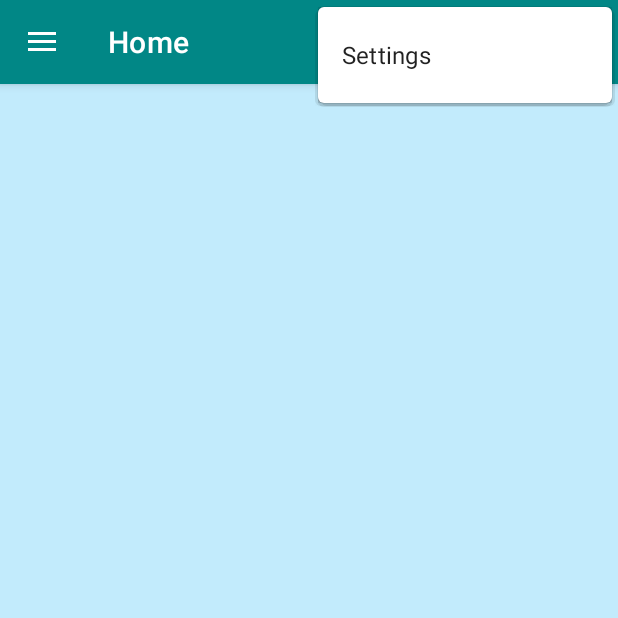
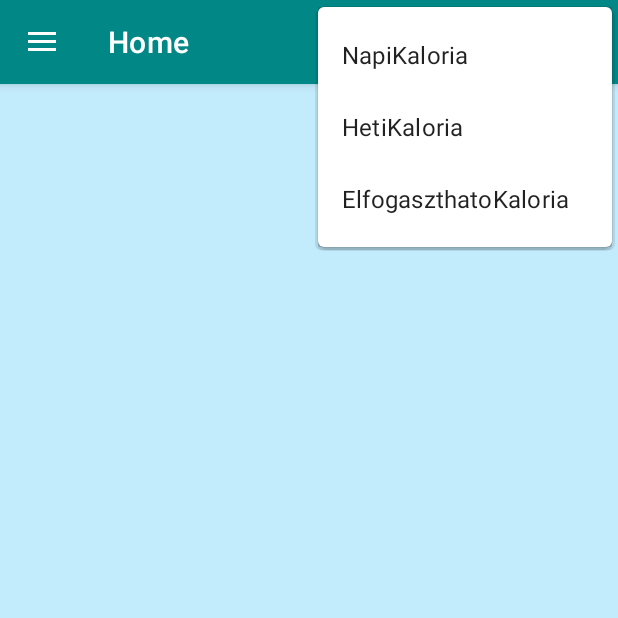
Before and after one commit to szabolcs130/kaloria4, an Android app: the screen it shows after launch (MainActivity), with the options menu open, on a phone screen of 412 x 824 dp, the top half of it. Run offline under Robolectric (Android 15) with nearby library versions, the phone set to English and light mode, and no system bars; our stand-ins replace Room's generated code, navigation-ui.

Commit message:
HetiKaloria diag

```diff
--- a/app/src/main/java/com/example/kaloria4/dao/EtkezesDao.java
+++ b/app/src/main/java/com/example/kaloria4/dao/EtkezesDao.java
@@ -60,5 +60,16 @@ public interface EtkezesDao {
             "ORDER BY kaloria DESC " +
             ") AS nagy")
     LiveData<List<EtkezesOsszevont>> getAllEtkezesMaxKaloriaMax();
+    @Query("SELECT etkezes.etkezesId AS etkezesId," +
+            " etkezes.etkezesIdopontEtelId AS etkezesIdopontEtelId," +
+            "etkezes.etkezesIdopontGramm AS etkezesIdopontGramm," +
+            "etkezes.etkezesTipus as etkezesTipus," +
+            " etkezes.etkezesIdopontIdo  AS etkezesIdopontIdo," +
+            "etel.etelid AS etelid," +
+            "etel.etelnev AS etkezesIdopontEtelNev," +
+            "SUM((etel.kaloria * etkezes.etkezesIdopontGramm) / 100.0) AS kaloria  " +
+            "FROM etkezes INNER JOIN etel ON etkezes.etkezesIdopontEtelId = etel.etelid"+
+            " Group By strftime('%Y', etkezes.etkezesIdopontIdo / 1000, 'unixepoch'),strftime('%W', etkezesIdopontIdo / 1000, 'unixepoch')")
+    LiveData<List<EtkezesOsszevont>> getAllEtkezesGroupByHet();
 }
 //MAX((etel.kaloria+0.0)/100*etkezes.etkezesIdopontGramm)
--- a/app/src/main/java/com/example/kaloria4/repository/EtkezesRepository.java
+++ b/app/src/main/java/com/example/kaloria4/repository/EtkezesRepository.java
@@ -28,6 +28,8 @@ public class EtkezesRepository {
         return database.etkezesDao().getAllEtkezesMaxKaloria();
     }public LiveData<List<EtkezesOsszevont>> getAllEtkezesMaxKaloriaMax(){
         return database.etkezesDao().getAllEtkezesMaxKaloriaMax();
+    }public LiveData<List<EtkezesOsszevont>> getAllEtkezesGroupByHet(){
+        return database.etkezesDao().getAllEtkezesGroupByHet();
     }
     public void inserEtkezes(Etkezes etkezes){
         new AsyncTask<Void, Void, Void>() {
--- a/app/src/main/java/com/example/kaloria4/viewmodel/EtkezesViewModel.java
+++ b/app/src/main/java/com/example/kaloria4/viewmodel/EtkezesViewModel.java
@@ -28,6 +28,8 @@ public class EtkezesViewModel extends AndroidViewModel {
         return etkezesRepository.getAllEtkezesMaxKaloria();
     }public LiveData<List<EtkezesOsszevont>> getAllEtkezesMaxKaloriaMax() {
         return etkezesRepository.getAllEtkezesMaxKaloriaMax();
+    }public LiveData<List<EtkezesOsszevont>> getAllEtkezesGroupByHet() {
+        return etkezesRepository.getAllEtkezesGroupByHet();
     }
     public void insertEtkezes(Etkezes etkezes){
         etkezesRepository.inserEtkezes(etkezes);
--- a/app/src/main/res/menu/main.xml
+++ b/app/src/main/res/menu/main.xml
@@ -2,8 +2,18 @@
 <menu xmlns:android="http://schemas.android.com/apk/res/android"
     xmlns:app="http://schemas.android.com/apk/res-auto">
     <item
-        android:id="@+id/action_settings"
+        android:id="@+id/action_NapiKaloria"
         android:orderInCategory="100"
-        android:title="@string/action_settings"
+        android:title="@string/action_NapiKaloria"
         app:showAsAction="never" />
+    <item
+        android:id="@+id/action_HetiKaloria"
+        android:orderInCategory="100"
+        android:title="@string/action_HetiKaloria"
+        />
+    <item
+        android:id="@+id/action_ElfogaszthatoKaloria"
+        android:orderInCategory="100"
+        android:title="@string/action_ElfogaszthatoKaloria"
+        />
 </menu>
--- a/app/src/main/res/values/strings.xml
+++ b/app/src/main/res/values/strings.xml
@@ -6,6 +6,9 @@
     <string name="nav_header_subtitle">android.studio@android.com</string>
     <string name="nav_header_desc">Navigation header</string>
     <string name="action_settings">Settings</string>
+    <string name="action_NapiKaloria">NapiKaloria</string>
+    <string name="action_HetiKaloria">HetiKaloria</string>
+    <string name="action_ElfogaszthatoKaloria">ElfogaszthatoKaloria</string>
 
     <string name="menu_home">Home</string>
     <string name="menu_gallery">Ételek</string>
```
Also changed, not shown: app/src/main/java/com/example/kaloria4/ui/diagram/DiagramFragment.java (+84 -6 lines).
